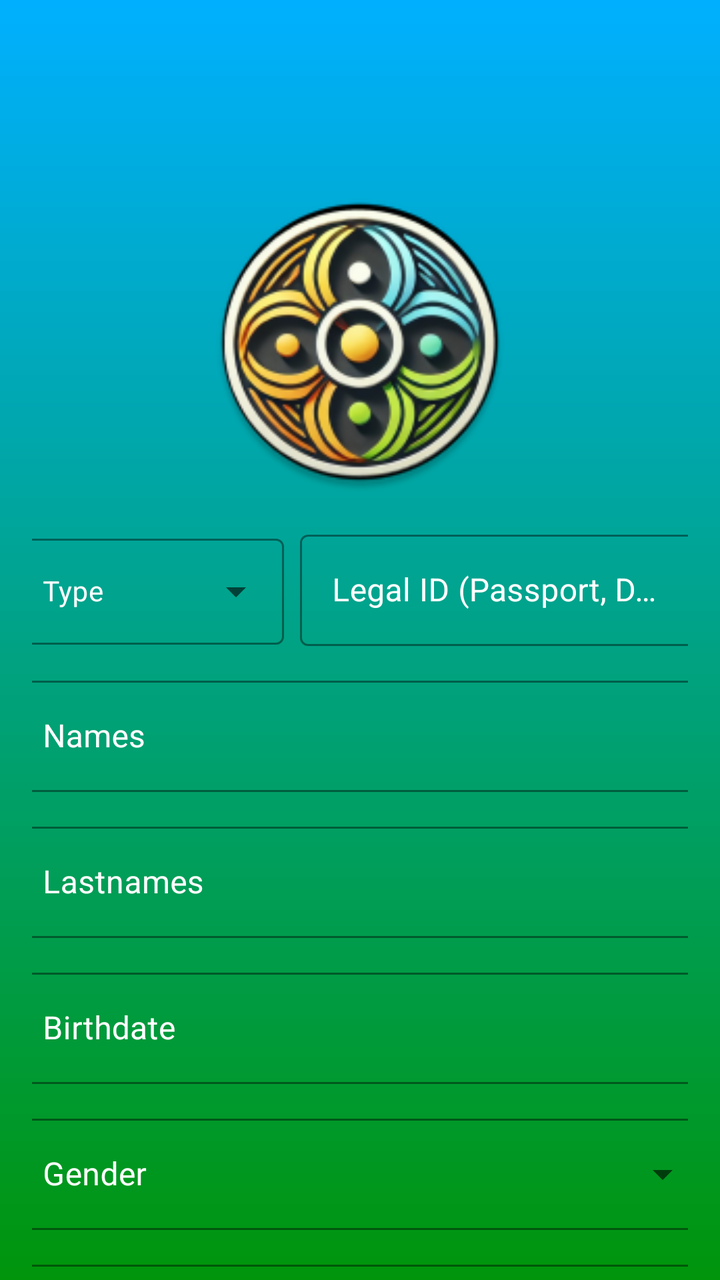
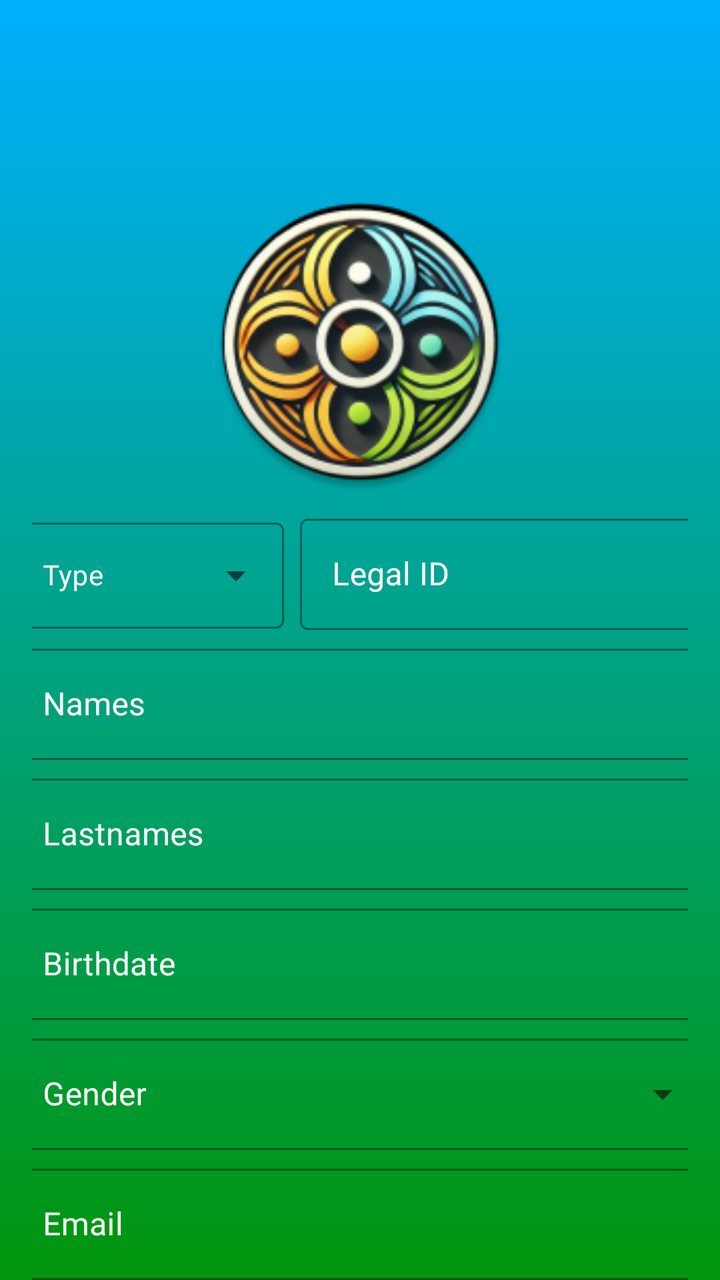

The first picture is an Android layout as it rendered before a commit; the second is the same layout after the commit. The layout source and the unified diff follow.
<!-- AndroidManifest.xml: activity theme Theme.QhagoApp.Login -->
<!-- res/layout/activity_register.xml -->
<?xml version="1.0" encoding="utf-8"?>
<androidx.core.widget.NestedScrollView xmlns:android="http://schemas.android.com/apk/res/android"
    xmlns:app="http://schemas.android.com/apk/res-auto"
    xmlns:tools="http://schemas.android.com/tools"
    android:layout_width="match_parent"
    android:layout_height="match_parent"
    android:background="@drawable/login_background_gradient"
    android:fillViewport="true">

    <androidx.constraintlayout.widget.ConstraintLayout
        android:layout_width="match_parent"
        android:layout_height="wrap_content"
        android:padding="@dimen/activity_horizontal_margin">

        <ImageView
            android:id="@+id/iv_logo"
            android:layout_width="150dp"
            android:layout_height="150dp"
            android:layout_marginTop="80dp"
            android:contentDescription="@string/thruxion_icon"
            app:layout_constraintEnd_toEndOf="parent"
            app:layout_constraintStart_toStartOf="parent"
            app:layout_constraintTop_toTopOf="parent"
            app:srcCompat="@mipmap/ic_launcher" />

        
        <LinearLayout
            android:id="@+id/ll_document"
            android:layout_width="350dp"
            android:layout_height="wrap_content"
            android:layout_marginTop="16dp"
            android:orientation="horizontal"
            app:layout_constraintEnd_toEndOf="parent"
            app:layout_constraintStart_toStartOf="parent"
            app:layout_constraintTop_toBottomOf="@id/iv_logo">

            <com.google.android.material.textfield.TextInputLayout
                android:id="@+id/til_document_type"
                style="@style/Widget.MaterialComponents.TextInputLayout.OutlinedBox.ExposedDropdownMenu"
                android:layout_width="0dp"
                android:layout_height="wrap_content"
                android:layout_weight="1"
                android:hint="Type"
                app:boxStrokeColor="@color/white"
                app:hintTextColor="@color/white"
                android:textColorHint="@color/white">

                <AutoCompleteTextView
                    android:id="@+id/atv_document_type"
                    android:layout_width="match_parent"
                    android:layout_height="wrap_content"
                    android:inputType="none"
                    android:textColor="@color/white"
                    android:textSize="14sp" />
            </com.google.android.material.textfield.TextInputLayout>

            <com.google.android.material.textfield.TextInputLayout
                android:id="@+id/til_legal_id"
                style="@style/Widget.MaterialComponents.TextInputLayout.OutlinedBox"
                android:layout_width="0dp"
                android:layout_height="wrap_content"
                android:layout_weight="1.5"
                android:layout_marginStart="8dp"
                android:hint="@string/prompt_legal_id"
                app:boxStrokeColor="@color/white"
                app:hintTextColor="@color/white"
                android:textColorHint="@color/white">

                <com.google.android.material.textfield.TextInputEditText
                    android:id="@+id/et_legal_id"
                    android:layout_width="match_parent"
                    android:layout_height="wrap_content"
                    android:inputType="text"
                    android:textColor="@color/white" />
            </com.google.android.material.textfield.TextInputLayout>
        </LinearLayout>

        
        <com.google.android.material.textfield.TextInputLayout
            android:id="@+id/til_names"
            style="@style/Widget.MaterialComponents.TextInputLayout.OutlinedBox"
            android:layout_width="350dp"
            android:layout_height="wrap_content"
            android:layout_marginTop="12dp"
            android:hint="@string/prompt_names"
            app:boxStrokeColor="@color/white"
            app:hintTextColor="@color/white"
            android:textColorHint="@color/white"
            app:layout_constraintEnd_toEndOf="parent"
            app:layout_constraintStart_toStartOf="parent"
            app:layout_constraintTop_toBottomOf="@id/ll_document">

            <com.google.android.material.textfield.TextInputEditText
                android:id="@+id/et_names"
                android:layout_width="match_parent"
                android:layout_height="wrap_content"
                android:inputType="textPersonName"
                android:textColor="@color/white" />
        </com.google.android.material.textfield.TextInputLayout>

        
        <com.google.android.material.textfield.TextInputLayout
            android:id="@+id/til_lastnames"
            style="@style/Widget.MaterialComponents.TextInputLayout.OutlinedBox"
            android:layout_width="350dp"
            android:layout_height="wrap_content"
            android:layout_marginTop="12dp"
            android:hint="@string/prompt_lastnames"
            app:boxStrokeColor="@color/white"
            app:hintTextColor="@color/white"
            android:textColorHint="@color/white"
            app:layout_constraintEnd_toEndOf="parent"
            app:layout_constraintStart_toStartOf="parent"
            app:layout_constraintTop_toBottomOf="@id/til_names">

            <com.google.android.material.textfield.TextInputEditText
                android:id="@+id/et_lastnames"
                android:layout_width="match_parent"
                android:layout_height="wrap_content"
                android:inputType="textPersonName"
                android:textColor="@color/white" />
        </com.google.android.material.textfield.TextInputLayout>

        
        <com.google.android.material.textfield.TextInputLayout
            android:id="@+id/til_birthdate"
            style="@style/Widget.MaterialComponents.TextInputLayout.OutlinedBox"
            android:layout_width="350dp"
            android:layout_height="wrap_content"
            android:layout_marginTop="12dp"
            android:hint="@string/prompt_birthdate"
            app:boxStrokeColor="@color/white"
            app:hintTextColor="@color/white"
            android:textColorHint="@color/white"
            app:layout_constraintEnd_toEndOf="parent"
            app:layout_constraintStart_toStartOf="parent"
            app:layout_constraintTop_toBottomOf="@id/til_lastnames">

            <com.google.android.material.textfield.TextInputEditText
                android:id="@+id/et_birthdate"
                android:layout_width="match_parent"
                android:layout_height="wrap_content"
                android:focusable="false"
                android:inputType="none"
                android:textColor="@color/white" />
        </com.google.android.material.textfield.TextInputLayout>

        
        <com.google.android.material.textfield.TextInputLayout
            android:id="@+id/til_gender"
            style="@style/Widget.MaterialComponents.TextInputLayout.OutlinedBox.ExposedDropdownMenu"
            android:layout_width="350dp"
            android:layout_height="wrap_content"
            android:layout_marginTop="12dp"
            android:hint="@string/prompt_gender"
            app:boxStrokeColor="@color/white"
            app:hintTextColor="@color/white"
            android:textColorHint="@color/white"
            app:layout_constraintEnd_toEndOf="parent"
            app:layout_constraintStart_toStartOf="parent"
            app:layout_constraintTop_toBottomOf="@id/til_birthdate">

            <AutoCompleteTextView
                android:id="@+id/atv_gender"
                android:layout_width="match_parent"
                android:layout_height="wrap_content"
                android:inputType="none"
                android:textColor="@color/white" />
        </com.google.android.material.textfield.TextInputLayout>

        
        <com.google.android.material.textfield.TextInputLayout
            android:id="@+id/til_register_email"
            style="@style/Widget.MaterialComponents.TextInputLayout.OutlinedBox"
            android:layout_width="350dp"
            android:layout_height="wrap_content"
            android:layout_marginTop="12dp"
            android:hint="@string/prompt_email"
            app:boxStrokeColor="@color/white"
            app:hintTextColor="@color/white"
            android:textColorHint="@color/white"
            app:layout_constraintEnd_toEndOf="parent"
            app:layout_constraintStart_toStartOf="parent"
            app:layout_constraintTop_toBottomOf="@id/til_gender">

            <com.google.android.material.textfield.TextInputEditText
                android:id="@+id/et_register_email"
                android:layout_width="match_parent"
                android:layout_height="wrap_content"
                android:inputType="textEmailAddress"
                android:textColor="@color/white" />
        </com.google.android.material.textfield.TextInputLayout>

        
        <com.google.android.material.textfield.TextInputLayout
            android:id="@+id/til_register_password"
            style="@style/Widget.MaterialComponents.TextInputLayout.OutlinedBox"
            android:layout_width="350dp"
            android:layout_height="wrap_content"
            android:layout_marginTop="12dp"
            android:hint="@string/prompt_password"
            app:boxStrokeColor="@color/white"
            app:hintTextColor="@color/white"
            android:textColorHint="@color/white"
            app:endIconMode="password_toggle"
            app:endIconTint="@color/white"
            app:layout_constraintEnd_toEndOf="parent"
            app:layout_constraintStart_toStartOf="parent"
            app:layout_constraintTop_toBottomOf="@id/til_register_email">

            <com.google.android.material.textfield.TextInputEditText
                android:id="@+id/et_register_password"
                android:layout_width="match_parent"
                android:layout_height="wrap_content"
                android:inputType="textPassword"
                android:textColor="@color/white" />
        </com.google.android.material.textfield.TextInputLayout>

        <Button
            android:id="@+id/btn_register_submit"
            android:layout_width="350dp"
            android:layout_height="60dp"
            android:layout_marginTop="24dp"
            android:text="@string/action_register"
            app:layout_constraintEnd_toEndOf="parent"
            app:layout_constraintStart_toStartOf="parent"
            app:layout_constraintTop_toBottomOf="@id/til_register_password" />

        <com.google.android.material.button.MaterialButton
            android:id="@+id/btn_back_to_login"
            style="@style/Widget.MaterialComponents.Button.TextButton"
            android:layout_width="wrap_content"
            android:layout_height="wrap_content"
            android:layout_marginBottom="24dp"
            android:text="@string/action_back_to_login"
            android:textColor="@color/white"
            app:layout_constraintBottom_toBottomOf="parent"
            app:layout_constraintEnd_toEndOf="parent"
            app:layout_constraintStart_toStartOf="parent"
            app:layout_constraintTop_toBottomOf="@id/btn_register_submit" />

        <ProgressBar
            android:id="@+id/pb_loading"
            android:layout_width="wrap_content"
            android:layout_height="wrap_content"
            android:visibility="gone"
            app:layout_constraintBottom_toBottomOf="parent"
            app:layout_constraintEnd_toEndOf="parent"
            app:layout_constraintStart_toStartOf="parent"
            app:layout_constraintTop_toTopOf="parent" />

    </androidx.constraintlayout.widget.ConstraintLayout>
</androidx.core.widget.NestedScrollView>
<!-- resources referenced by this layout -->
<resources>
  <color name="white">#FFFFFFFF</color>
  <dimen name="activity_horizontal_margin">16dp</dimen>
  <!-- drawable login_background_gradient (drawable) -->
  <?xml version="1.0" encoding="utf-8"?>
  <shape xmlns:android="http://schemas.android.com/apk/res/android"
      android:shape="rectangle">
      <gradient
          android:angle="50"
          android:startColor="#00B0FF"
          android:endColor="#00950B"
          android:type="linear" />
  </shape>
  <!-- mipmap ic_launcher: png bitmap (mipmap-hdpi, 12777 bytes) -->
  <string name="action_back_to_login">Back to Login</string>
  <string name="action_register">Register</string>
  <string name="prompt_birthdate">Birthdate</string>
  <string name="prompt_email">Email</string>
  <string name="prompt_gender">Gender</string>
  <string name="prompt_lastnames">Lastnames</string>
  <string name="prompt_legal_id">Legal ID (Passport, DNI, RUT)</string>
  <string name="prompt_names">Names</string>
  <string name="prompt_password">Password</string>
  <string name="thruxion_icon">Thruxion icon</string>
  <style name="Theme.QhagoApp.Login" parent="Theme.QhagoApp">
          
          <item name="actionBarStyle">@style/Theme.QhagoApp.Login.ActionBar</item>
          
          <item name="android:statusBarColor">@color/login_blue</item>
  
          
          <item name="colorPrimary">@color/purple_500</item>
      </style>
  <style name="Theme.QhagoApp" parent="Theme.MaterialComponents.DayNight.DarkActionBar">
          
          <item name="colorPrimary">@color/purple_500</item>
          <item name="colorPrimaryVariant">@color/purple_700</item>
          <item name="colorOnPrimary">@color/white</item>
          
          <item name="colorSecondary">@color/teal_200</item>
          <item name="colorSecondaryVariant">@color/teal_700</item>
          <item name="colorOnSecondary">@color/black</item>
          
          <item name="android:statusBarColor">?attr/colorPrimaryVariant</item>
          
      </style>
  <style name="Theme.QhagoApp.Login.ActionBar" parent="Widget.AppCompat.ActionBar.Solid">
          <item name="background">@color/teal_700</item>
      </style>
  <color name="login_blue">#00B0FF</color>
  <color name="purple_500">#FFBE00</color>
  <color name="purple_700">#FF9700</color>
  <color name="teal_200">#09C0DB</color>
  <color name="teal_700">#007F95</color>
  <color name="black">#FF000000</color>
</resources>

<!-- the commit's change to res/layout/activity_register.xml (unified diff, before → after) -->
@@ -28,7 +28,7 @@
             android:id="@+id/ll_document"
             android:layout_width="350dp"
             android:layout_height="wrap_content"
-            android:layout_marginTop="16dp"
+            android:layout_marginTop="8dp"
             android:orientation="horizontal"
             app:layout_constraintEnd_toEndOf="parent"
             app:layout_constraintStart_toStartOf="parent"
@@ -81,7 +81,7 @@
             style="@style/Widget.MaterialComponents.TextInputLayout.OutlinedBox"
             android:layout_width="350dp"
             android:layout_height="wrap_content"
-            android:layout_marginTop="12dp"
+            android:layout_marginTop="4dp"
             android:hint="@string/prompt_names"
             app:boxStrokeColor="@color/white"
             app:hintTextColor="@color/white"
@@ -104,7 +104,7 @@
             style="@style/Widget.MaterialComponents.TextInputLayout.OutlinedBox"
             android:layout_width="350dp"
             android:layout_height="wrap_content"
-            android:layout_marginTop="12dp"
+            android:layout_marginTop="4dp"
             android:hint="@string/prompt_lastnames"
             app:boxStrokeColor="@color/white"
             app:hintTextColor="@color/white"
@@ -127,7 +127,7 @@
             style="@style/Widget.MaterialComponents.TextInputLayout.OutlinedBox"
             android:layout_width="350dp"
             android:layout_height="wrap_content"
-            android:layout_marginTop="12dp"
+            android:layout_marginTop="4dp"
             android:hint="@string/prompt_birthdate"
             app:boxStrokeColor="@color/white"
             app:hintTextColor="@color/white"
@@ -151,7 +151,7 @@
             style="@style/Widget.MaterialComponents.TextInputLayout.OutlinedBox.ExposedDropdownMenu"
             android:layout_width="350dp"
             android:layout_height="wrap_content"
-            android:layout_marginTop="12dp"
+            android:layout_marginTop="4dp"
             android:hint="@string/prompt_gender"
             app:boxStrokeColor="@color/white"
             app:hintTextColor="@color/white"
@@ -174,7 +174,7 @@
             style="@style/Widget.MaterialComponents.TextInputLayout.OutlinedBox"
             android:layout_width="350dp"
             android:layout_height="wrap_content"
-            android:layout_marginTop="12dp"
+            android:layout_marginTop="4dp"
             android:hint="@string/prompt_email"
             app:boxStrokeColor="@color/white"
             app:hintTextColor="@color/white"
@@ -197,7 +197,7 @@
             style="@style/Widget.MaterialComponents.TextInputLayout.OutlinedBox"
             android:layout_width="350dp"
             android:layout_height="wrap_content"
-            android:layout_marginTop="12dp"
+            android:layout_marginTop="4dp"
             android:hint="@string/prompt_password"
             app:boxStrokeColor="@color/white"
             app:hintTextColor="@color/white"
@@ -220,7 +220,7 @@
             android:id="@+id/btn_register_submit"
             android:layout_width="350dp"
             android:layout_height="60dp"
-            android:layout_marginTop="24dp"
+            android:layout_marginTop="16dp"
             android:text="@string/action_register"
             app:layout_constraintEnd_toEndOf="parent"
             app:layout_constraintStart_toStartOf="parent"
<!-- resource entries referenced after the edit -->
@@ -19,7 +19,7 @@
   <string name="prompt_email">Email</string>
   <string name="prompt_gender">Gender</string>
   <string name="prompt_lastnames">Lastnames</string>
-  <string name="prompt_legal_id">Legal ID (Passport, DNI, RUT)</string>
+  <string name="prompt_legal_id">Legal ID</string>
   <string name="prompt_names">Names</string>
   <string name="prompt_password">Password</string>
   <string name="thruxion_icon">Thruxion icon</string>
